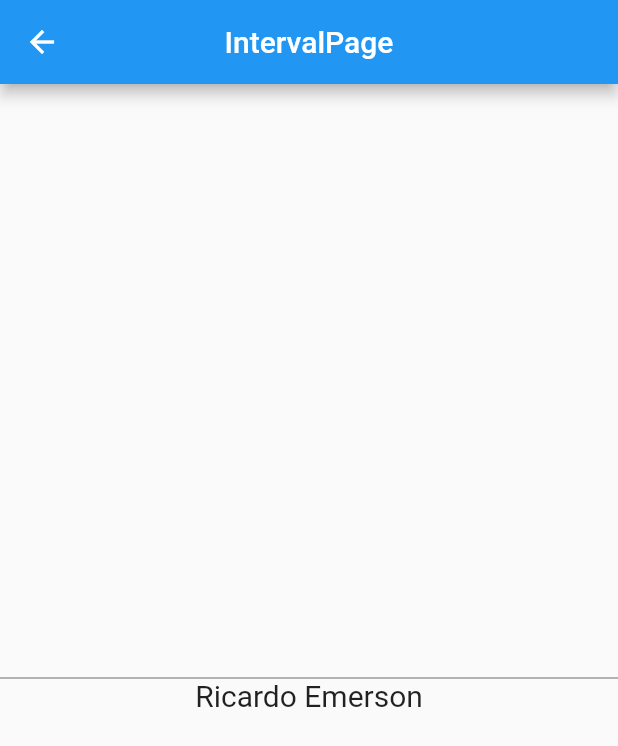
After one commit to ricardoemerson/getx-state-manager, a Flutter app: the WorkersPage screen opened by its route, after a tap on "Interval Worker", on a phone screen of 412 x 824 dp. The commit adds this screen. Shown: the top 746 px of the screen. Run offline on Flutter 3.47's test engine with Material 2 defaults, Android fonts, the phone set to English and light mode, and no system bars; our stand-ins replace get.

Commit message:
Adicionado exemplo de uso do worker interval.

```diff
--- /dev/null
+++ b/lib/pages/workers/interval/interval_controller.dart
@@ -0,0 +1,39 @@
+import 'package:flutter/material.dart';
+import 'package:get/get.dart';
+
+class IntervalController extends GetxController {
+  final _workers = <Worker>[];
+  final _name = 'Ricardo Emerson'.obs;
+
+  String get name => _name.value;
+
+  @override
+  void onInit() {
+    super.onInit();
+
+    final intervalWorker = interval<String>(
+      _name,
+      (name) {
+        debugPrint('=> => => => => Executando o worker interval: $name');
+      },
+      time: const Duration(seconds: 2),
+      cancelOnError: true,
+      // condition: () => _name.value.startsWith('Ri'),
+    );
+
+    _workers.add(intervalWorker);
+  }
+
+  @override
+  void onClose() {
+    for (final worker in _workers) {
+      worker();
+    }
+
+    super.onClose();
+  }
+
+  void changeName(String value) {
+    _name(value);
+  }
+}
--- /dev/null
+++ b/lib/pages/workers/interval/interval_page.dart
@@ -0,0 +1,36 @@
+import 'package:flutter/material.dart';
+import 'package:get/get.dart';
+
+import 'interval_controller.dart';
+
+class IntervalPage extends StatelessWidget {
+  final controller = Get.find<IntervalController>();
+
+  IntervalPage({Key? key}) : super(key: key);
+
+  @override
+  Widget build(BuildContext context) {
+    return Scaffold(
+      appBar: AppBar(
+        title: const Text('IntervalPage'),
+        centerTitle: true,
+      ),
+      body: Center(
+        child: Column(
+          mainAxisAlignment: MainAxisAlignment.center,
+          children: [
+            TextFormField(
+              onChanged: controller.changeName,
+            ),
+            Obx(() {
+              return Text(
+                controller.name,
+                style: const TextStyle(fontSize: 20),
+              );
+            }),
+          ],
+        ),
+      ),
+    );
+  }
+}
--- a/lib/pages/workers/workers_page.dart
+++ b/lib/pages/workers/workers_page.dart
@@ -23,6 +23,10 @@ class WorkersPage extends StatelessWidget {
               onPressed: () => Get.toNamed('/workers/once'),
               child: const Text('Once Worker'),
             ),
+            TextButton(
+              onPressed: () => Get.toNamed('/workers/interval'),
+              child: const Text('Interval Worker'),
+            ),
           ],
         ),
       ),
```
Also changed, not shown: lib/main.dart (+9 -0 lines).
